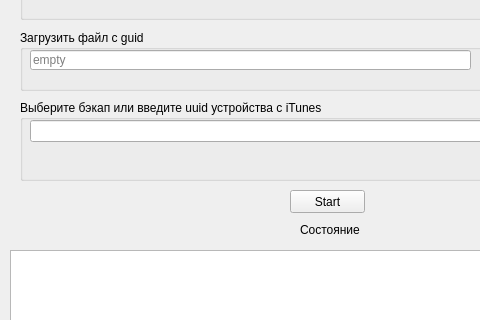
First picture: the form in mainwindow.ui, repository vohulg/iTunesParser, before the edit; both pictures show x 0 to 480 and y 106 to 426 of the 729 by 556 pixel window.
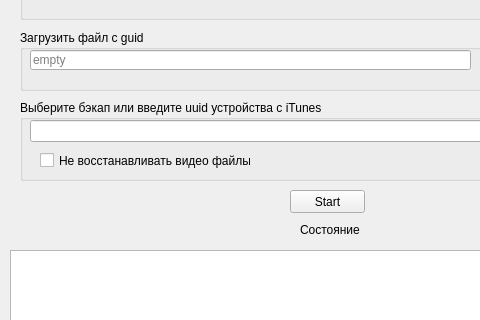
Second picture: the form after the edit.

Commit message: add check size of backup

The edit to the form file:
```diff
--- a/mainwindow.ui
+++ b/mainwindow.ui
@@ -210,6 +210,19 @@
       <bool>true</bool>
      </property>
     </widget>
+    <widget class="QCheckBox" name="noRestoreCheckBox">
+     <property name="geometry">
+      <rect>
+       <x>20</x>
+       <y>50</y>
+       <width>211</width>
+       <height>21</height>
+      </rect>
+     </property>
+     <property name="text">
+      <string>Не восстанавливать видео файлы</string>
+     </property>
+    </widget>
    </widget>
   </widget>
   <widget class="QToolBar" name="mainToolBar">
```
The commit also changes 9 other files.
